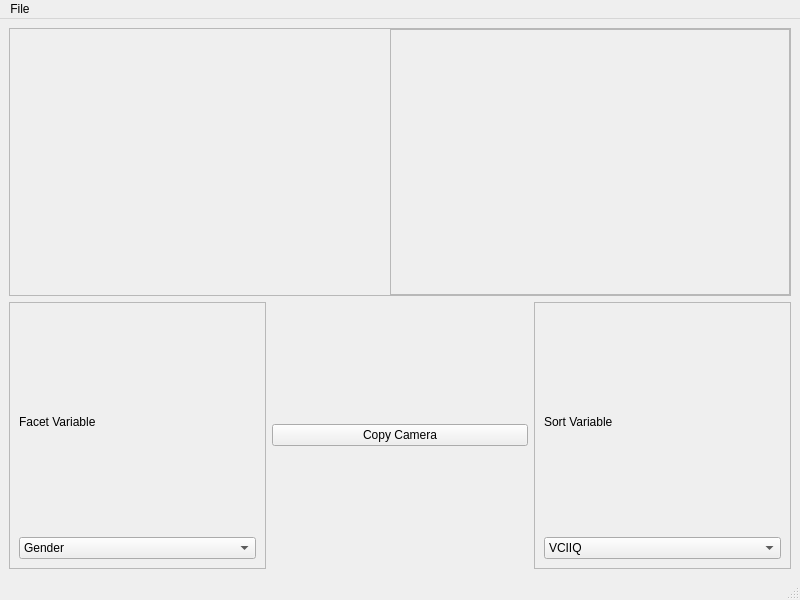
The window that braviz/interaction/qt_guis/sample_overview.ui (diego0020/braviz-app) describes before a commit, drawn with Qt 5.
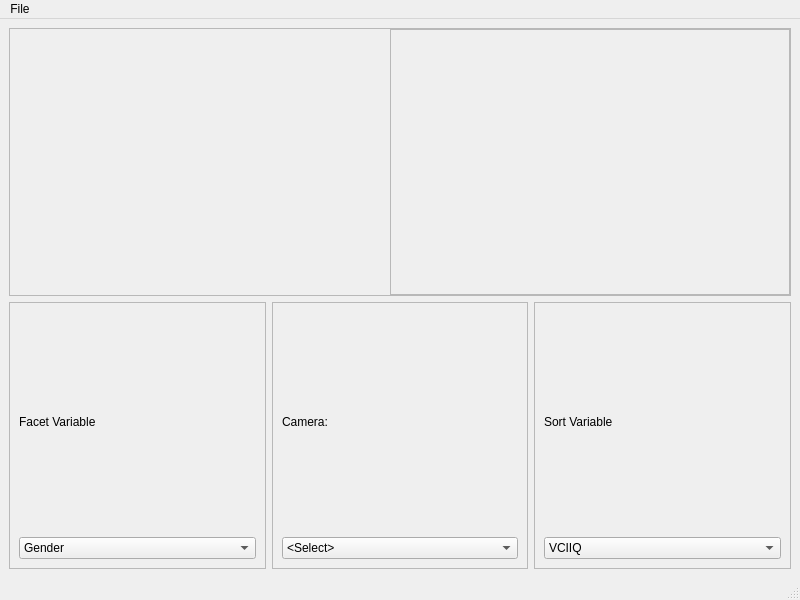
The same window after the commit.

Commit message: more fine grain exception handling when loading scenarios in sample overview

```diff
--- a/braviz/interaction/qt_guis/sample_overview.ui
+++ b/braviz/interaction/qt_guis/sample_overview.ui
@@ -123,10 +123,41 @@
         </widget>
        </item>
        <item>
-        <widget class="QPushButton" name="pushButton">
-         <property name="text">
-          <string>Copy Camera</string>
+        <widget class="QFrame" name="frame_3">
+         <property name="frameShape">
+          <enum>QFrame::StyledPanel</enum>
          </property>
+         <property name="frameShadow">
+          <enum>QFrame::Raised</enum>
+         </property>
+         <layout class="QVBoxLayout" name="verticalLayout_4">
+          <item>
+           <widget class="QLabel" name="label_3">
+            <property name="text">
+             <string>Camera:</string>
+            </property>
+           </widget>
+          </item>
+          <item>
+           <widget class="QComboBox" name="camera_combo">
+            <item>
+             <property name="text">
+              <string>&lt;Select&gt;</string>
+             </property>
+            </item>
+            <item>
+             <property name="text">
+              <string>Reset from scenario</string>
+             </property>
+            </item>
+            <item>
+             <property name="text">
+              <string>Copy from selected</string>
+             </property>
+            </item>
+           </widget>
+          </item>
+         </layout>
         </widget>
        </item>
        <item>
```
The commit also changes 3 other files.
